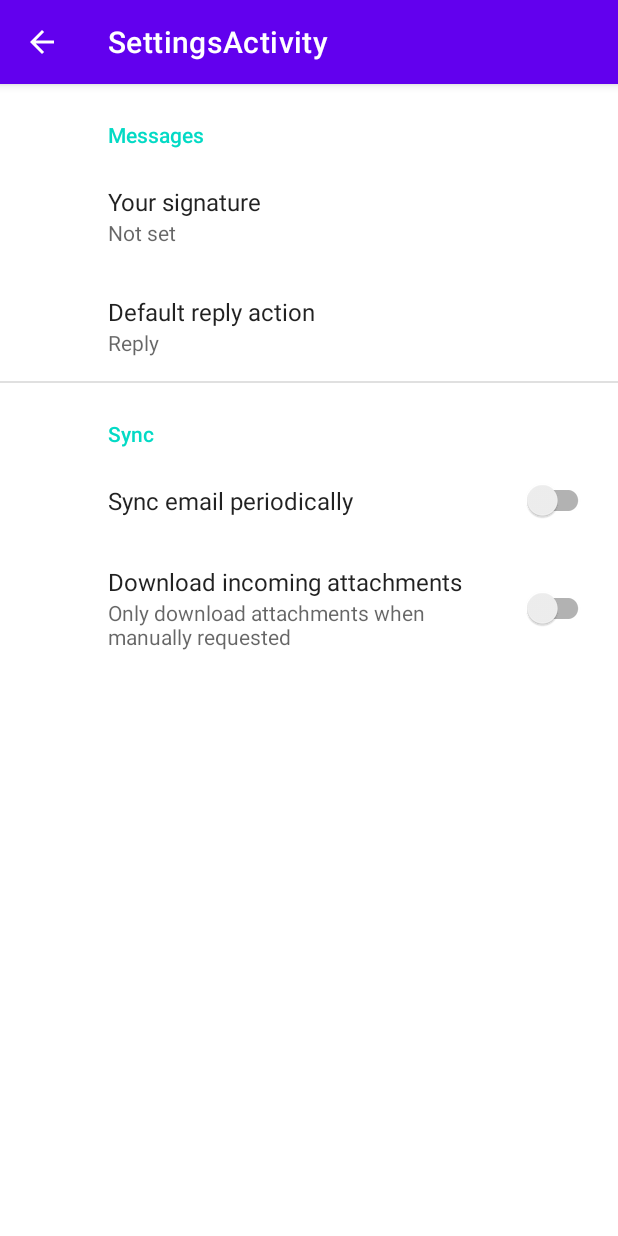
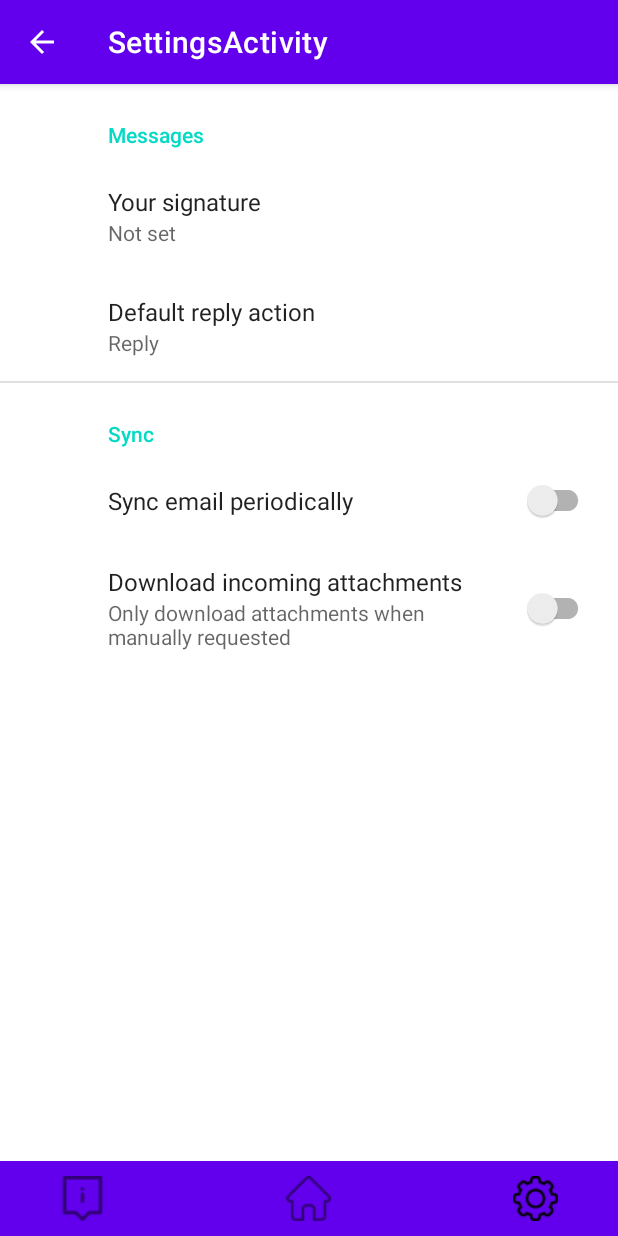
Before and after one commit to Vaannelies/medialab-app, an Android app: the SettingsActivity screen opened directly, with no data from a screen before it, on a phone screen of 412 x 824 dp. Run offline under Robolectric (Android 15) with nearby library versions, the phone set to English and light mode, and no system bars; our stand-ins replace androidx.preference.

Commit message:
Added nav menu to all activities

```diff
--- a/app/src/main/java/nl/hr/annelies/medialab/SettingsActivity.java
+++ b/app/src/main/java/nl/hr/annelies/medialab/SettingsActivity.java
@@ -1,6 +1,9 @@
 package nl.hr.annelies.medialab;
 
+import android.content.Intent;
 import android.os.Bundle;
+import android.view.View;
+import android.widget.Button;
 
 import androidx.appcompat.app.ActionBar;
 import androidx.appcompat.app.AppCompatActivity;
@@ -22,6 +25,25 @@ public class SettingsActivity extends AppCompatActivity {
         if (actionBar != null) {
             actionBar.setDisplayHomeAsUpEnabled(true);
         }
+
+        Button homeButton = findViewById(R.id.button_2);
+        Button infoButton = findViewById(R.id.button_1);
+
+        homeButton.setOnClickListener(new View.OnClickListener() {
+            @Override
+            public void onClick(View v) {
+                startActivity(new Intent(SettingsActivity.this, MainActivity.class));
+                finish();
+            }
+        });
+
+        infoButton.setOnClickListener(new View.OnClickListener() {
+            @Override
+            public void onClick(View v) {
+                startActivity(new Intent(SettingsActivity.this, RulesActivity.class));
+                finish();
+            }
+        });
     }
 
     public static class SettingsFragment extends PreferenceFragmentCompat {
--- a/app/src/main/res/layout/settings_activity.xml
+++ b/app/src/main/res/layout/settings_activity.xml
@@ -1,9 +1,68 @@
-<LinearLayout xmlns:android="http://schemas.android.com/apk/res/android"
+<androidx.constraintlayout.widget.ConstraintLayout xmlns:android="http://schemas.android.com/apk/res/android"
     android:layout_width="match_parent"
-    android:layout_height="match_parent">
+    android:layout_height="match_parent"
+    xmlns:app="http://schemas.android.com/apk/res-auto">
 
     <FrameLayout
         android:id="@+id/settings"
         android:layout_width="match_parent"
         android:layout_height="match_parent" />
-</LinearLayout>
+
+
+    <androidx.coordinatorlayout.widget.CoordinatorLayout
+        android:layout_width="match_parent"
+        android:layout_height="wrap_content"
+        android:id="@+id/bottom_coordinator"
+        android:layout_gravity="bottom"
+        app:layout_constraintBottom_toBottomOf="parent"
+        >
+
+        <com.google.android.material.bottomnavigation.BottomNavigationView
+            android:id="@+id/bottomAppBar"
+            style="@style/Widget.MaterialComponents.BottomAppBar.Colored"
+            android:layout_width="match_parent"
+            android:layout_height="50dp"
+            app:buttonGravity="center_vertical"
+            app:layout_constraintBottom_toBottomOf="parent"
+            android:gravity="bottom">
+
+
+            <androidx.appcompat.widget.AppCompatButton
+                android:layout_width="30dp"
+                android:layout_height="30dp"
+                android:layout_gravity="left"
+                android:id="@+id/button_1"
+                android:layout_marginTop="10dp"
+                android:layout_marginBottom="10dp"
+                android:layout_marginLeft="40dp"
+                android:background="@drawable/info_button"
+                ></androidx.appcompat.widget.AppCompatButton>
+
+            <androidx.appcompat.widget.AppCompatButton
+                android:layout_width="30dp"
+                android:layout_height="30dp"
+                android:layout_gravity="center_horizontal"
+                android:layout_marginTop="10dp"
+                android:layout_marginBottom="10dp"
+                android:id="@+id/button_2"
+                android:background="@drawable/home_button"
+                ></androidx.appcompat.widget.AppCompatButton>
+
+            <androidx.appcompat.widget.AppCompatButton
+                android:layout_width="30dp"
+                android:layout_height="30dp"
+                android:id="@+id/button_3"
+                android:layout_marginTop="10dp"
+                android:layout_marginBottom="10dp"
+                android:layout_gravity="right"
+                android:background="@drawable/settings_button2"
+                android:layout_marginRight="40dp"
+                ></androidx.appcompat.widget.AppCompatButton>
+
+        </com.google.android.material.bottomnavigation.BottomNavigationView>
+
+
+
+    </androidx.coordinatorlayout.widget.CoordinatorLayout>
+
+</androidx.constraintlayout.widget.ConstraintLayout>
```
Also changed, not shown: app/src/main/java/nl/hr/annelies/medialab/RulesActivity.java (+20 -8 lines), app/src/main/res/layout/activity_main.xml (+16 -10 lines), app/src/main/res/layout/activity_rules.xml (+59 -6 lines), app/src/main/res/drawable/home_button.png, app/src/main/res/drawable/home_button2.png (added), app/src/main/res/drawable/info_button.png, app/src/main/res/drawable/info_button2.png (added), app/src/main/res/drawable/settings_button.png, app/src/main/res/drawable/settings_button2.png (added).
